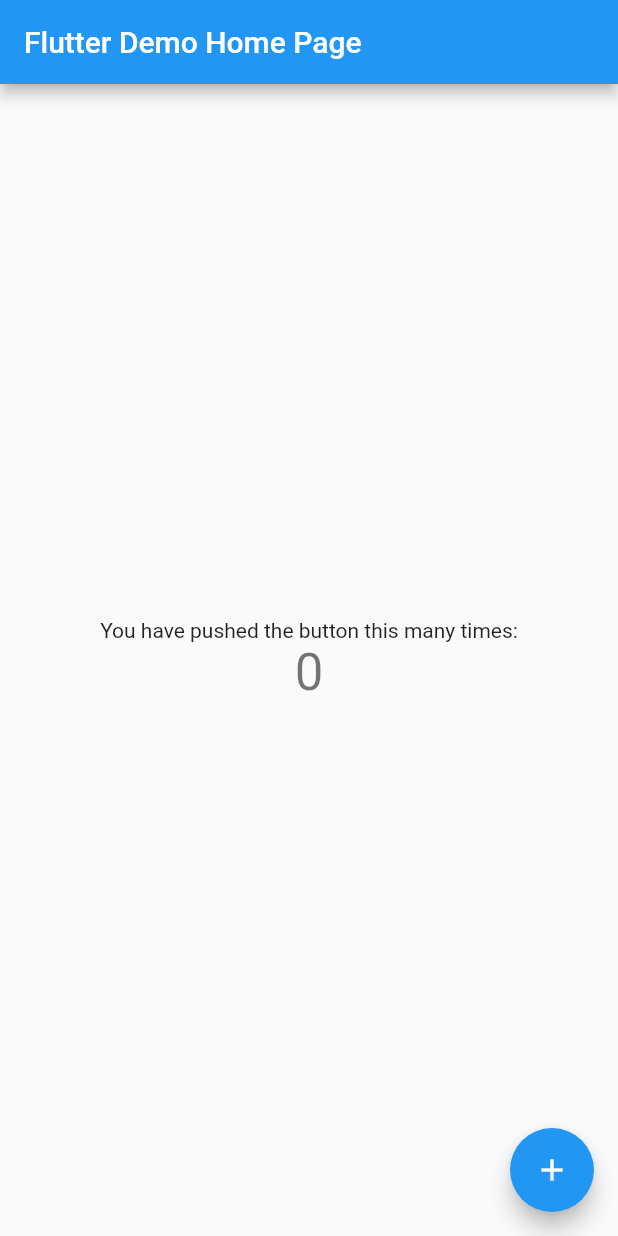
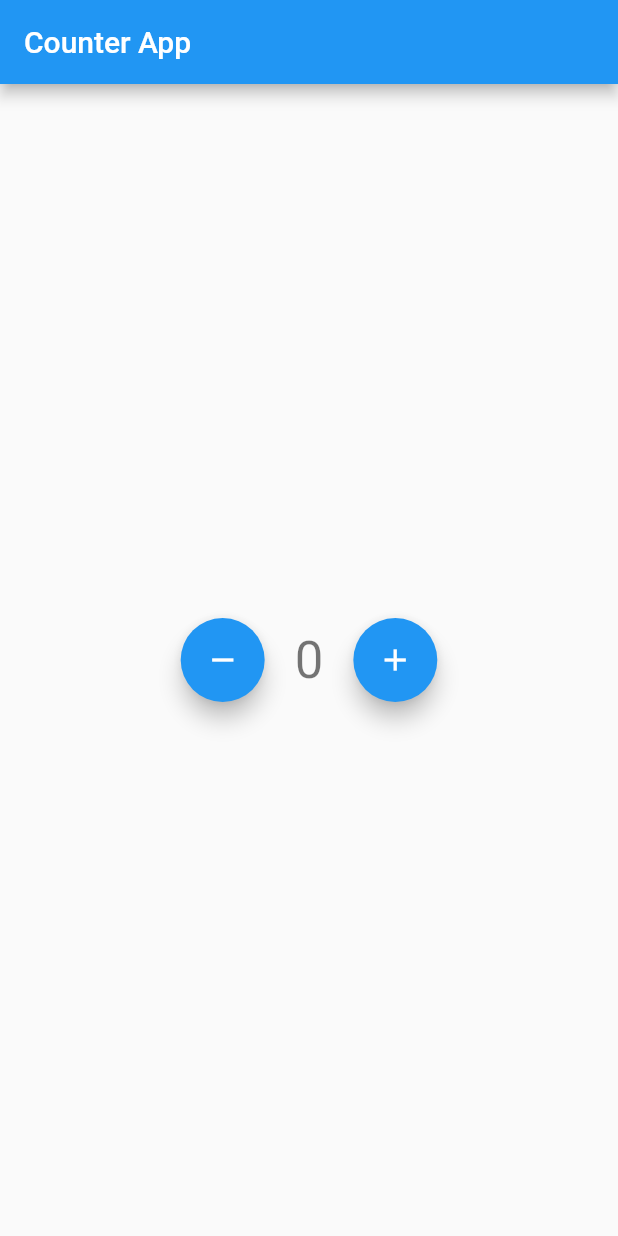
Before and after one commit to AjinkyaTaranekar/Flutter-Examples, a Flutter app: the screen it shows after launch, on a phone screen of 412 x 824 dp. Run offline on Flutter 3.47's test engine with Material 2 defaults, Android fonts, the light colour scheme and no system bars.

Commit message:
- add basic counter app

```diff
--- a/counter_app/lib/main.dart
+++ b/counter_app/lib/main.dart
@@ -1,3 +1,4 @@
+import 'package:counter_app/screens/counter_app.dart';
 import 'package:flutter/material.dart';
 
 void main() {
@@ -11,103 +12,9 @@
     return MaterialApp(
       title: 'Flutter Demo',
       theme: ThemeData(
-        // This is the theme of your application.
-        //
-        // Try running your application with "flutter run". You'll see the
-        // application has a blue toolbar. Then, without quitting the app, try
-        // changing the primarySwatch below to Colors.green and then invoke
-        // "hot reload" (press "r" in the console where you ran "flutter run",
-        // or simply save your changes to "hot reload" in a Flutter IDE).
-        // Notice that the counter didn't reset back to zero; the application
-        // is not restarted.
         primarySwatch: Colors.blue,
       ),
-      home: MyHomePage(title: 'Flutter Demo Home Page'),
+      home: CounterApp(),
     );
   }
 }
-
-class MyHomePage extends StatefulWidget {
-  MyHomePage({Key? key, required this.title}) : super(key: key);
-
-  // This widget is the home page of your application. It is stateful, meaning
-  // that it has a State object (defined below) that contains fields that affect
-  // how it looks.
-
-  // This class is the configuration for the state. It holds the values (in this
-  // case the title) provided by the parent (in this case the App widget) and
-  // used by the build method of the State. Fields in a Widget subclass are
-  // always marked "final".
-
-  final String title;
-
-  @override
-  _MyHomePageState createState() => _MyHomePageState();
-}
-
-class _MyHomePageState extends State<MyHomePage> {
-  int _counter = 0;
-
-  void _incrementCounter() {
-    setState(() {
-      // This call to setState tells the Flutter framework that something has
-      // changed in this State, which causes it to rerun the build method below
-      // so that the display can reflect the updated values. If we changed
-      // _counter without calling setState(), then the build method would not be
-      // called again, and so nothing would appear to happen.
-      _counter++;
-    });
-  }
-
-  @override
-  Widget build(BuildContext context) {
-    // This method is rerun every time setState is called, for instance as done
-    // by the _incrementCounter method above.
-    //
-    // The Flutter framework has been optimized to make rerunning build methods
-    // fast, so that you can just rebuild anything that needs updating rather
-    // than having to individually change instances of widgets.
-    return Scaffold(
-      appBar: AppBar(
-        // Here we take the value from the MyHomePage object that was created by
-        // the App.build method, and use it to set our appbar title.
-        title: Text(widget.title),
-      ),
-      body: Center(
-        // Center is a layout widget. It takes a single child and positions it
-        // in the middle of the parent.
-        child: Column(
-          // Column is also a layout widget. It takes a list of children and
-          // arranges them vertically. By default, it sizes itself to fit its
-          // children horizontally, and tries to be as tall as its parent.
-          //
-          // Invoke "debug painting" (press "p" in the console, choose the
-          // "Toggle Debug Paint" action from the Flutter Inspector in Android
-          // Studio, or the "Toggle Debug Paint" command in Visual Studio Code)
-          // to see the wireframe for each widget.
-          //
-          // Column has various properties to control how it sizes itself and
-          // how it positions its children. Here we use mainAxisAlignment to
-          // center the children vertically; the main axis here is the vertical
-          // axis because Columns are vertical (the cross axis would be
-          // horizontal).
-          mainAxisAlignment: MainAxisAlignment.center,
-          children: <Widget>[
-            Text(
-              'You have pushed the button this many times:',
-            ),
-            Text(
-              '$_counter',
-              style: Theme.of(context).textTheme.headline4,
-            ),
-          ],
-        ),
-      ),
-      floatingActionButton: FloatingActionButton(
-        onPressed: _incrementCounter,
-        tooltip: 'Increment',
-        child: Icon(Icons.add),
-      ), // This trailing comma makes auto-formatting nicer for build methods.
-    );
-  }
-}
--- /dev/null
+++ b/counter_app/lib/screens/counter_app.dart
@@ -0,0 +1,61 @@
+import 'package:flutter/material.dart';
+
+class CounterApp extends StatefulWidget {
+  CounterApp({Key? key}) : super(key: key);
+
+  @override
+  _CounterAppState createState() => _CounterAppState();
+}
+
+class _CounterAppState extends State<CounterApp> {
+  int _counter = 0;
+
+  void _incrementCounter() {
+    setState(() {
+      _counter++;
+    });
+  }
+
+  void _decrementCounter() {
+    setState(() {
+      _counter--;
+    });
+  }
+
+  @override
+  Widget build(BuildContext context) {
+    return Scaffold(
+      appBar: AppBar(
+        title: Text("Counter App"),
+      ),
+      body: Center(
+        child: Column(
+          mainAxisAlignment: MainAxisAlignment.center,
+          children: <Widget>[
+            Row(
+              mainAxisAlignment: MainAxisAlignment.center,
+              children: [
+                FloatingActionButton(
+                  onPressed: _decrementCounter,
+                  tooltip: 'Decrement',
+                  child: Icon(Icons.remove),
+                ),
+                SizedBox(width: 20.0),
+                Text(
+                  '$_counter',
+                  style: Theme.of(context).textTheme.headline4,
+                ),
+                SizedBox(width: 20.0),
+                FloatingActionButton(
+                  onPressed: _incrementCounter,
+                  tooltip: 'Increment',
+                  child: Icon(Icons.add),
+                )
+              ],
+            ),
+          ],
+        ),
+      ),
+    );
+  }
+}
```
